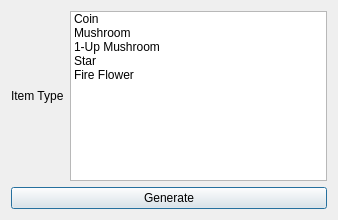
This is Simple2dMapTool/itemgeneratedialog.ui in doyoon-k/SuperMarioBrosMapTool as Qt 5 draws it before an edit. The edited form follows.
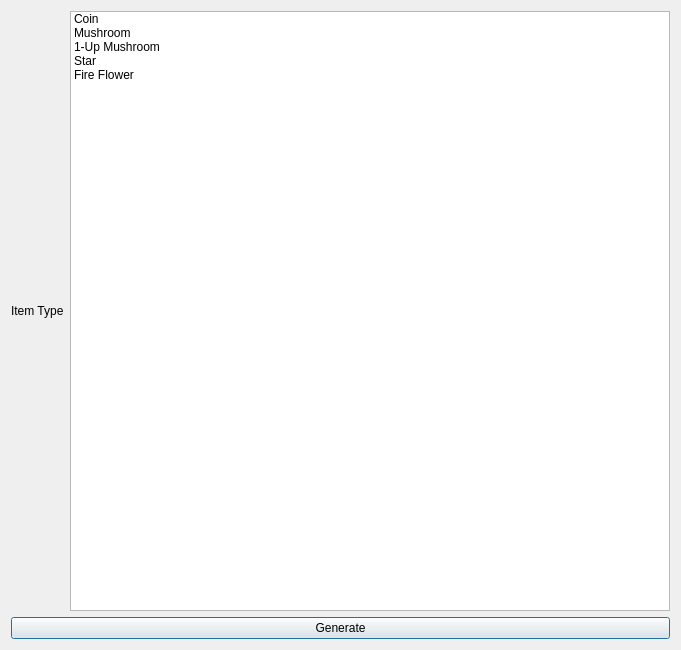
This is the edited form. Icons and pictures are not drawn.

What changed in the file:
```diff
--- a/Simple2dMapTool/itemgeneratedialog.ui
+++ b/Simple2dMapTool/itemgeneratedialog.ui
@@ -25,6 +25,12 @@
      </item>
      <item>
       <widget class="QListWidget" name="item_Type_listWidget">
+       <property name="minimumSize">
+        <size>
+         <width>600</width>
+         <height>600</height>
+        </size>
+       </property>
        <item>
         <property name="text">
          <string>Coin</string>
```
Left out of the diff: 25 changed lines with no effect on the pictures.
